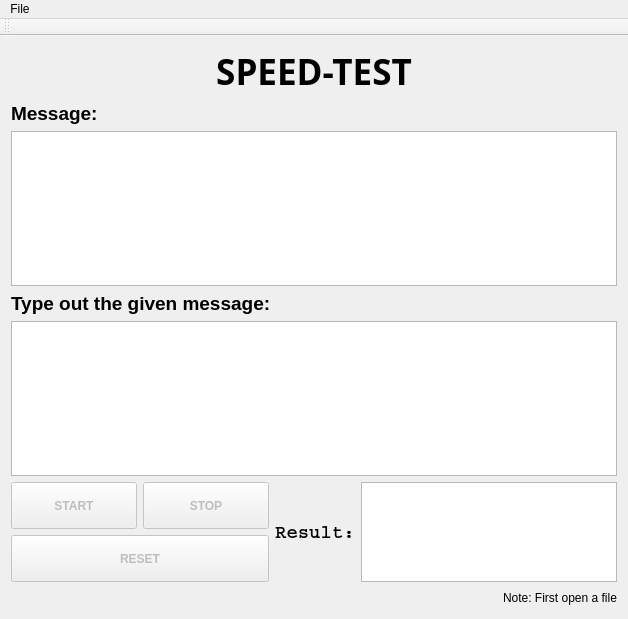
Before: the Qt Designer form mainwindow.ui in mayank1495/speedify, drawn with Qt 5.
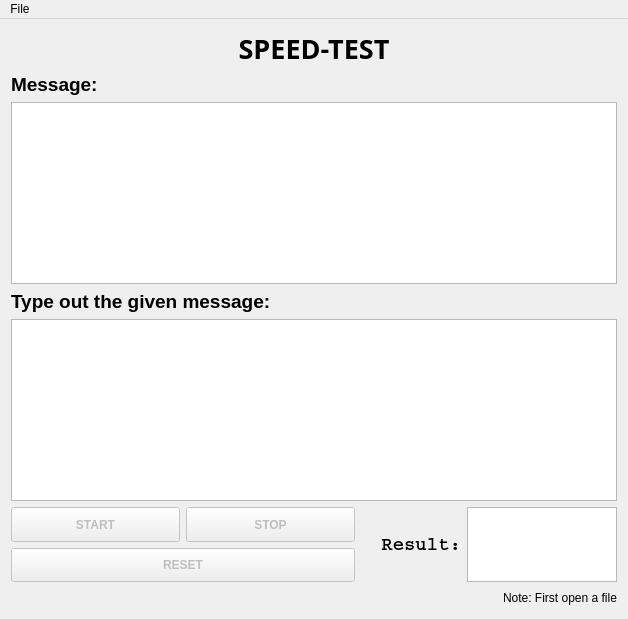
After: the same form once the commit is applied.

Commit message: Some internal UI changes along with some rescalings

The edit to the form file:
```diff
--- a/mainwindow.ui
+++ b/mainwindow.ui
@@ -29,7 +29,10 @@
        </font>
       </property>
       <property name="text">
-       <string>SPEED-TEST</string>
+       <string>&lt;html&gt;&lt;head/&gt;&lt;body&gt;&lt;p align=&quot;center&quot;&gt;&lt;span style=&quot; font-size:20pt;&quot;&gt;SPEED-TEST&lt;/span&gt;&lt;/p&gt;&lt;/body&gt;&lt;/html&gt;</string>
+      </property>
+      <property name="textFormat">
+       <enum>Qt::AutoText</enum>
       </property>
       <property name="alignment">
        <set>Qt::AlignCenter</set>
@@ -57,9 +60,16 @@
       </property>
       <property name="font">
        <font>
-        <pointsize>16</pointsize>
+        <family>Droid Sans Georgian</family>
+        <pointsize>9</pointsize>
+        <weight>50</weight>
+        <italic>false</italic>
+        <bold>false</bold>
        </font>
       </property>
+      <property name="styleSheet">
+       <string notr="true">font: 9pt &quot;Droid Sans Georgian&quot;;</string>
+      </property>
       <property name="readOnly">
        <bool>true</bool>
       </property>
@@ -81,13 +91,16 @@
     </item>
     <item>
      <widget class="QTextEdit" name="enterText">
+      <property name="styleSheet">
+       <string notr="true">font: 9pt &quot;Sans Serif&quot;;</string>
+      </property>
       <property name="readOnly">
        <bool>true</bool>
       </property>
      </widget>
     </item>
     <item>
-     <layout class="QHBoxLayout" name="horizontalLayout_4">
+     <layout class="QHBoxLayout" name="horizontalLayout_3">
       <item>
        <layout class="QVBoxLayout" name="verticalLayout">
         <item>
@@ -166,9 +179,19 @@
        </layout>
       </item>
       <item>
-       <layout class="QHBoxLayout" name="horizontalLayout_3">
-        <item>
          <widget class="QLabel" name="label_2">
+        <property name="minimumSize">
+         <size>
+          <width>100</width>
+          <height>75</height>
+         </size>
+        </property>
+        <property name="maximumSize">
+         <size>
+          <width>100</width>
+          <height>75</height>
+         </size>
+        </property>
           <property name="font">
            <font>
             <family>Courier</family>
@@ -180,6 +203,9 @@
           <property name="text">
            <string>Result:</string>
           </property>
+        <property name="alignment">
+         <set>Qt::AlignRight|Qt::AlignTrailing|Qt::AlignVCenter</set>
+        </property>
          </widget>
         </item>
         <item>
@@ -192,14 +218,14 @@
           </property>
           <property name="minimumSize">
            <size>
-            <width>200</width>
-            <height>100</height>
+          <width>150</width>
+          <height>75</height>
            </size>
           </property>
           <property name="maximumSize">
            <size>
-            <width>300</width>
-            <height>100</height>
+          <width>150</width>
+          <height>75</height>
            </size>
           </property>
           <property name="baseSize">
@@ -223,8 +249,6 @@
         </item>
        </layout>
       </item>
-     </layout>
-    </item>
     <item>
      <layout class="QHBoxLayout" name="horizontalLayout_2">
       <item>
@@ -269,14 +293,6 @@
    </widget>
    <addaction name="menuFile"/>
   </widget>
-  <widget class="QToolBar" name="mainToolBar">
-   <attribute name="toolBarArea">
-    <enum>TopToolBarArea</enum>
-   </attribute>
-   <attribute name="toolBarBreak">
-    <bool>false</bool>
-   </attribute>
-  </widget>
   <action name="actionOpen">
    <property name="text">
     <string>Open</string>
```
Left out of the diff: 8 changed lines with no effect on the pictures. Lines whose indentation alone changed are shown as unchanged.
